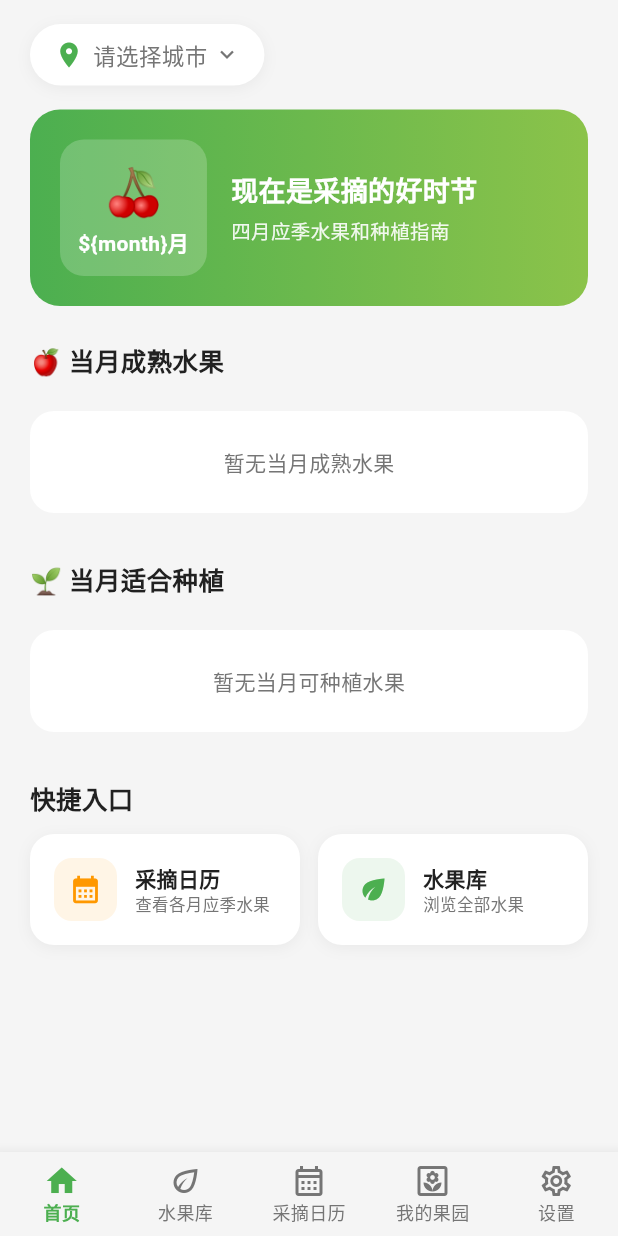
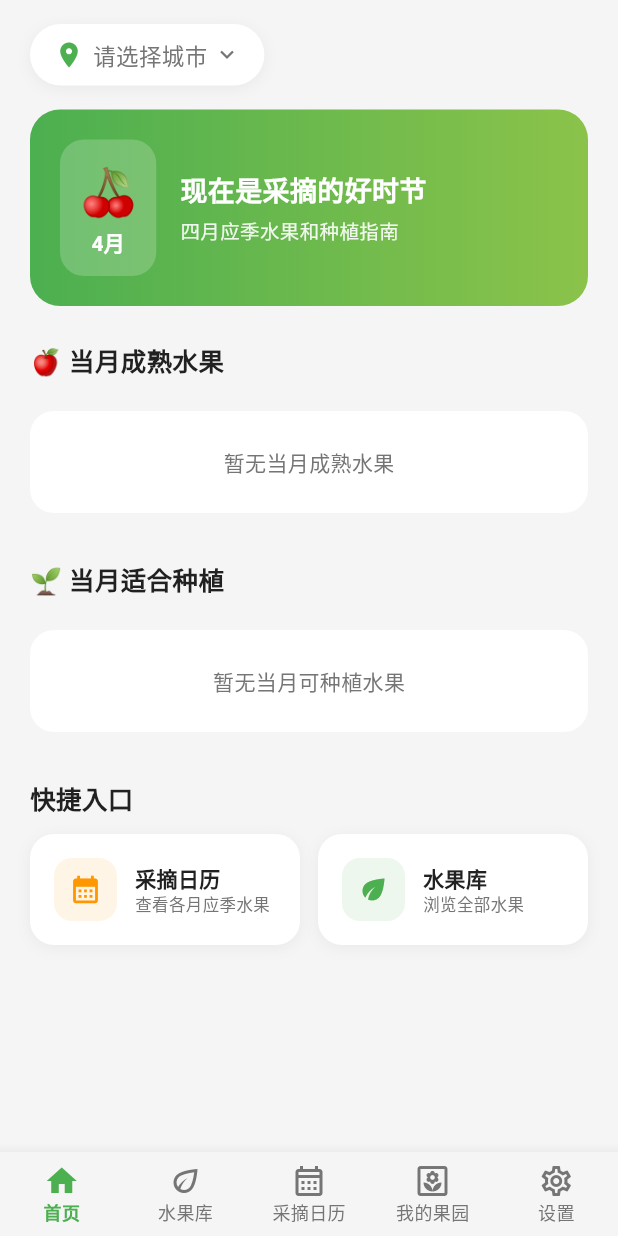
Before and after one commit to liminghuang1985/shiling_fruit_garden, a Flutter app: the screen it shows after launch, on a phone screen of 412 x 824 dp. Run offline on Flutter 3.47's test engine with Material 3 defaults, Android fonts, the phone set to English and light mode, and no system bars; our stand-ins replace flutter_riverpod, shared_preferences, sqflite, sqflite_common_ffi; accounts and stored records are empty.

Commit message:
fix: 修复首页快捷入口无响应 + 月份显示bug
- _buildActionCard 添加 onTap 点击响应
- _buildMonthBanner: ${month}月 → 月 修正
- error callback (_, __) → (e, s)
- 替换 App 图标（插画风：日历+水果）

```diff
--- a/lib/presentation/pages/home_page.dart
+++ b/lib/presentation/pages/home_page.dart
@@ -38,7 +38,7 @@ class HomePage extends ConsumerWidget {
                   ? SliverToBoxAdapter(child: _buildEmptyCard('暂无当月成熟水果'))
                   : SliverToBoxAdapter(child: _buildFruitHorizontalList(fruits)),
               loading: () => SliverToBoxAdapter(child: _buildLoading()),
-              error: (_, __) => SliverToBoxAdapter(child: _buildErrorCard()),
+              error: (e, s) => SliverToBoxAdapter(child: _buildErrorCard()),
             ),
             // 当月种植水果
             SliverToBoxAdapter(
@@ -49,7 +49,7 @@ class HomePage extends ConsumerWidget {
                   ? SliverToBoxAdapter(child: _buildEmptyCard('暂无当月可种植水果'))
                   : SliverToBoxAdapter(child: _buildFruitHorizontalList(fruits)),
               loading: () => SliverToBoxAdapter(child: _buildLoading()),
-              error: (_, __) => SliverToBoxAdapter(child: _buildErrorCard()),
+              error: (e, s) => SliverToBoxAdapter(child: _buildErrorCard()),
             ),
             // 快捷入口
             SliverToBoxAdapter(
@@ -137,7 +137,7 @@ class HomePage extends ConsumerWidget {
               children: [
                 Text(emojis[month], style: const TextStyle(fontSize: 32)),
                 Text(
-                  '\${month}月',
+                  '$month月',
                   style: const TextStyle(
                     fontSize: 14,
                     fontWeight: FontWeight.bold,
@@ -288,6 +288,9 @@ class HomePage extends ConsumerWidget {
                   title: '采摘日历',
                   subtitle: '查看各月应季水果',
                   color: Colors.orange,
+                  onTap: () {
+                    // TODO: 跳转到采摘日历页面
+                  },
                 ),
               ),
               const SizedBox(width: 12),
@@ -298,6 +301,9 @@ class HomePage extends ConsumerWidget {
                   title: '水果库',
                   subtitle: '浏览全部水果',
                   color: AppTheme.primaryGreen,
+                  onTap: () {
+                    // TODO: 跳转到水果库页面
+                  },
                 ),
               ),
             ],
@@ -313,8 +319,11 @@ class HomePage extends ConsumerWidget {
     required String title,
     required String subtitle,
     required Color color,
+    required VoidCallback onTap,
   }) {
-    return Container(
+    return GestureDetector(
+      onTap: onTap,
+      child: Container(
         padding: const EdgeInsets.all(16),
         decoration: BoxDecoration(
           color: Colors.white,
@@ -362,6 +371,7 @@ class HomePage extends ConsumerWidget {
             ),
           ],
         ),
+      ),
     );
   }
 
```
Also changed, not shown: 21 other files. Lines whose indentation alone changed are shown as unchanged.
